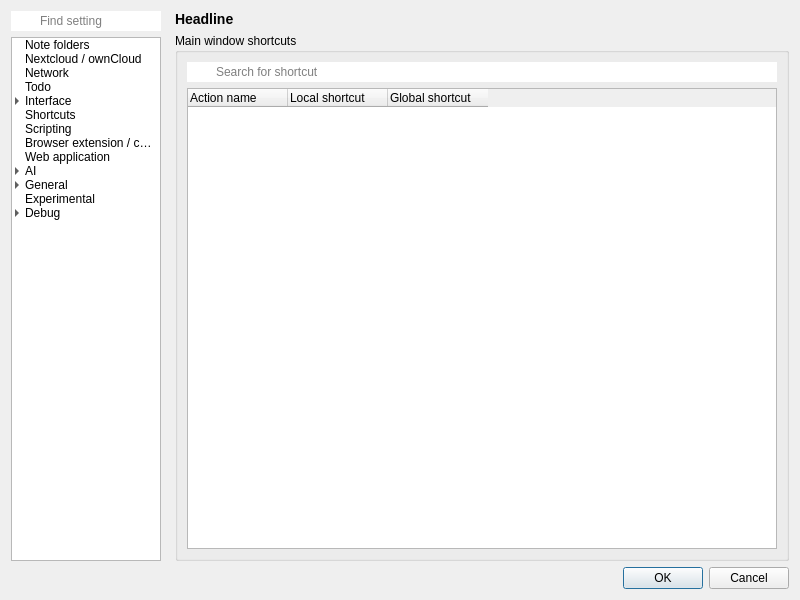
Before: the Qt Designer form src/dialogs/settingsdialog.ui in pbek/QOwnNotes, drawn with Qt 5.
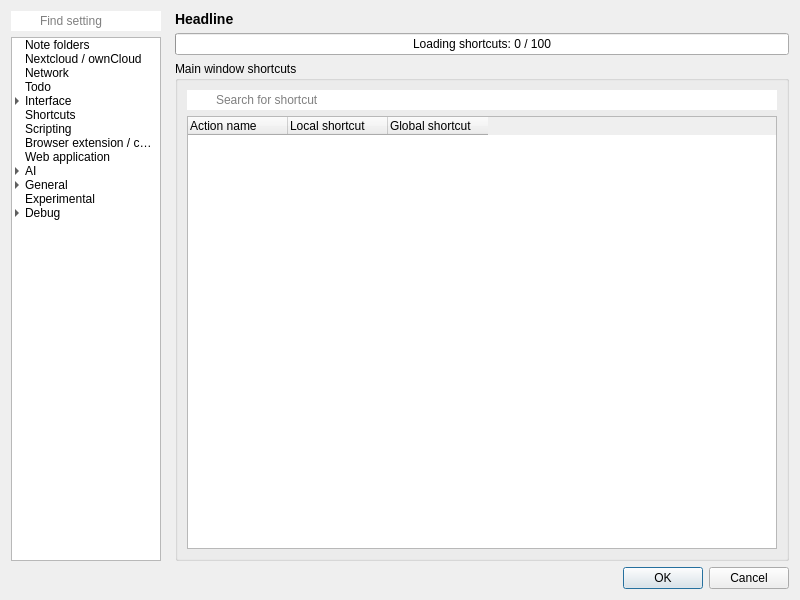
After: the same form once the commit is applied. The open tabs and pages were chosen to show the change. Icons and pictures are not drawn. Custom widgets are drawn as their Qt base class.

Commit message: #3606 settingsdialog: improved open and close performance

What changed in the file:
```diff
--- a/src/dialogs/settingsdialog.ui
+++ b/src/dialogs/settingsdialog.ui
@@ -605,6 +605,22 @@
              <property name="bottomMargin">
               <number>0</number>
              </property>
+             <item row="0" column="0">
+              <widget class="QProgressBar" name="shortcutLoadingProgressBar">
+               <property name="visible">
+                <bool>false</bool>
+               </property>
+               <property name="minimum">
+                <number>0</number>
+               </property>
+               <property name="value">
+                <number>0</number>
+               </property>
+               <property name="format">
+                <string>Loading shortcuts: %v / %m</string>
+               </property>
+              </widget>
+             </item>
              <item row="1" column="0">
               <widget class="QGroupBox" name="groupBox_15">
                <property name="title">
```
The commit also changes 4 other files.
